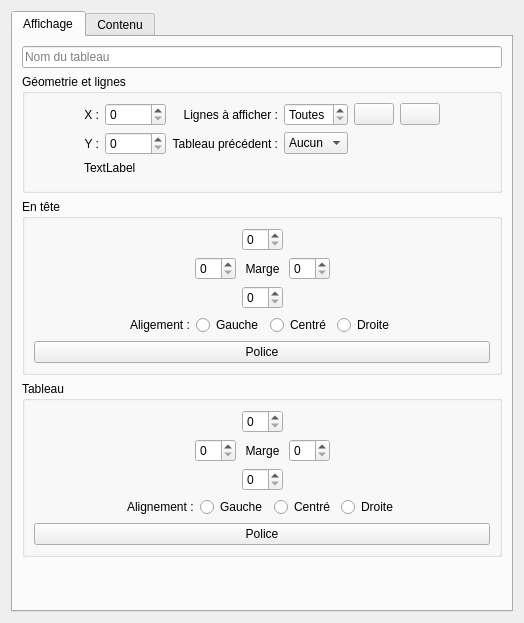
Qt form sources/qetgraphicsitem/ViewItem/ui/graphicstablepropertieseditor.ui (qelectrotech/qelectrotech-source-mirror) before a commit.
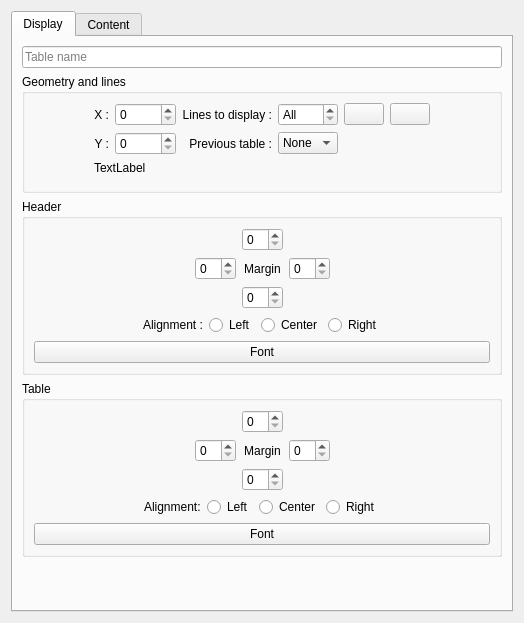
The same form after that commit. Icons and pictures are not drawn.

Patch:
```diff
--- a/sources/qetgraphicsitem/ViewItem/ui/graphicstablepropertieseditor.ui
+++ b/sources/qetgraphicsitem/ViewItem/ui/graphicstablepropertieseditor.ui
@@ -21,7 +21,7 @@
      </property>
      <widget class="QWidget" name="m_display_tab">
       <attribute name="title">
-       <string>Affichage</string>
+       <string>Display</string>
       </attribute>
       <layout class="QVBoxLayout" name="verticalLayout_5">
        <item>
@@ -30,20 +30,20 @@
           <string/>
          </property>
          <property name="placeholderText">
-          <string>Nom du tableau</string>
+          <string>Table name</string>
          </property>
         </widget>
        </item>
        <item>
         <widget class="QGroupBox" name="groupBox">
          <property name="title">
-          <string>Géometrie et lignes</string>
+          <string>Geometry and lines</string>
          </property>
          <layout class="QGridLayout" name="gridLayout_2" columnstretch="0,0,0,0,0,0,0,0">
           <item row="1" column="4">
            <widget class="QSpinBox" name="m_display_n_row_sb">
             <property name="specialValueText">
-             <string>Toutes</string>
+             <string>All</string>
             </property>
             <property name="maximum">
              <number>999</number>
@@ -76,7 +76,7 @@
             </property>
             <item>
              <property name="text">
-              <string>Aucun</string>
+              <string>None</string>
              </property>
             </item>
            </widget>
@@ -207,7 +207,7 @@
           <item row="2" column="3">
            <widget class="QLabel" name="label_3">
             <property name="text">
-             <string>Tableau précédent :</string>
+             <string>Previous table :</string>
             </property>
             <property name="alignment">
              <set>Qt::AlignRight|Qt::AlignTrailing|Qt::AlignVCenter</set>
@@ -217,7 +217,7 @@
           <item row="1" column="3">
            <widget class="QLabel" name="label">
             <property name="text">
-             <string>Lignes à afficher :</string>
+             <string>Lines to display :</string>
             </property>
             <property name="alignment">
              <set>Qt::AlignRight|Qt::AlignTrailing|Qt::AlignVCenter</set>
@@ -243,7 +243,7 @@
        <item>
         <widget class="QGroupBox" name="groupBox_2">
          <property name="title">
-          <string>En tête</string>
+          <string>Header</string>
          </property>
          <layout class="QVBoxLayout" name="verticalLayout_2">
           <item>
@@ -267,7 +267,7 @@
             <item row="2" column="2">
              <widget class="QLabel" name="label_2">
               <property name="text">
-               <string>Marge</string>
+               <string>Margin</string>
               </property>
               <property name="alignment">
                <set>Qt::AlignCenter</set>
@@ -336,28 +336,28 @@
              <item>
               <widget class="QLabel" name="label_5">
                <property name="text">
-                <string>Aligement :</string>
+                <string>Alignment :</string>
                </property>
               </widget>
              </item>
              <item>
               <widget class="QRadioButton" name="m_header_align_left_rb">
                <property name="text">
-                <string>Gauche</string>
+                <string>Left</string>
                </property>
               </widget>
              </item>
              <item>
               <widget class="QRadioButton" name="m_header_align_center_rb">
                <property name="text">
-                <string>Centré</string>
+                <string>Center</string>
                </property>
               </widget>
              </item>
              <item>
               <widget class="QRadioButton" name="m_header_align_right_rb">
                <property name="text">
-                <string>Droite</string>
+                <string>Right</string>
                </property>
               </widget>
              </item>
@@ -380,7 +380,7 @@
           <item>
            <widget class="QPushButton" name="m_header_font_pb">
             <property name="text">
-             <string>Police</string>
+             <string>Font</string>
             </property>
             <property name="flat">
              <bool>false</bool>
@@ -393,7 +393,7 @@
        <item>
         <widget class="QGroupBox" name="groupBox_3">
          <property name="title">
-          <string>Tableau</string>
+          <string>Table</string>
          </property>
          <layout class="QVBoxLayout" name="verticalLayout_3">
           <item>
@@ -426,7 +426,7 @@
             <item row="1" column="2">
              <widget class="QLabel" name="label_4">
               <property name="text">
-               <string>Marge</string>
+               <string>Margin</string>
               </property>
               <property name="alignment">
                <set>Qt::AlignCenter</set>
@@ -479,28 +479,28 @@
              <item>
               <widget class="QLabel" name="label_6">
                <property name="text">
-                <string>Alignement :</string>
+                <string>Alignment:</string>
                </property>
               </widget>
              </item>
              <item>
               <widget class="QRadioButton" name="m_table_align_left_rb">
                <property name="text">
-                <string>Gauche</string>
+                <string>Left</string>
                </property>
               </widget>
              </item>
              <item>
               <widget class="QRadioButton" name="m_table_align_center_rb">
                <property name="text">
-                <string>Centré</string>
+                <string>Center</string>
                </property>
               </widget>
              </item>
              <item>
               <widget class="QRadioButton" name="m_table_align_right_rb">
                <property name="text">
-                <string>Droite</string>
+                <string>Right</string>
                </property>
               </widget>
              </item>
@@ -523,7 +523,7 @@
           <item>
            <widget class="QPushButton" name="m_table_font_pb">
             <property name="text">
-             <string>Police</string>
+             <string>Font</string>
             </property>
             <property name="flat">
              <bool>false</bool>
@@ -550,7 +550,7 @@
      </widget>
      <widget class="QWidget" name="m_content_tab">
       <attribute name="title">
-       <string>Contenu</string>
+       <string>Content</string>
       </attribute>
       <layout class="QVBoxLayout" name="m_content_layout">
        <item>
```
Left out of the diff: 10 changed lines with no effect on the pictures.
